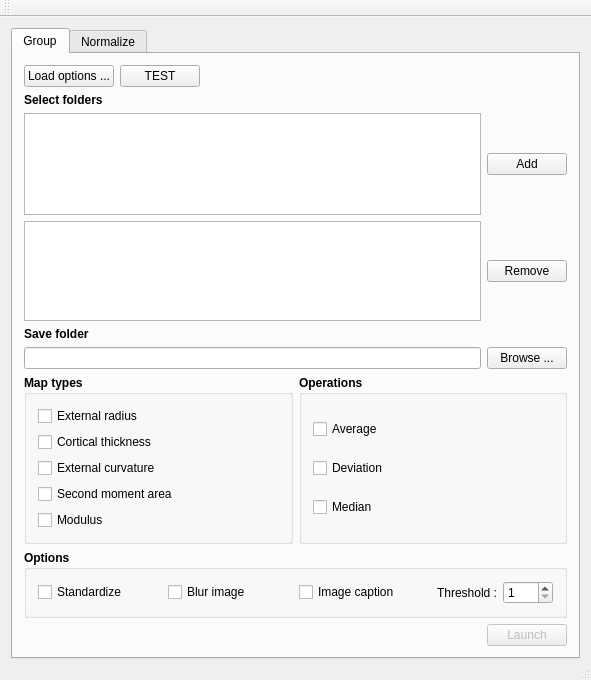
First picture: the form in mainwindow.ui, repository Patobeurre/BoneMerge, before the edit.
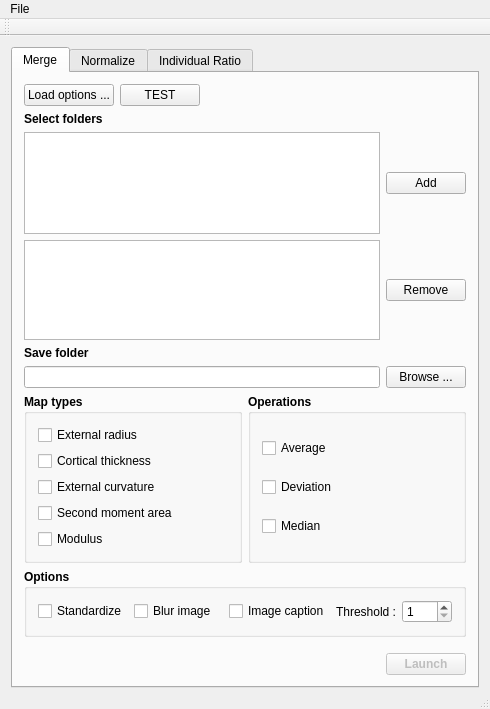
Second picture: the form after the edit. The open tabs and pages were chosen to show the change.

What changed in the file:
```diff
--- a/mainwindow.ui
+++ b/mainwindow.ui
@@ -6,8 +6,8 @@
    <rect>
     <x>0</x>
     <y>0</y>
-    <width>591</width>
-    <height>664</height>
+    <width>490</width>
+    <height>699</height>
    </rect>
   </property>
   <property name="windowTitle">
@@ -22,7 +22,7 @@
       </property>
       <widget class="QWidget" name="tab">
        <attribute name="title">
-        <string>Group</string>
+        <string>Merge</string>
        </attribute>
        <layout class="QVBoxLayout" name="verticalLayout_3">
         <item>
@@ -473,6 +473,22 @@
           </item>
          </layout>
         </item>
+        <item>
+         <spacer name="verticalSpacer_6">
+          <property name="orientation">
+           <enum>Qt::Vertical</enum>
+          </property>
+          <property name="sizeType">
+           <enum>QSizePolicy::Fixed</enum>
+          </property>
+          <property name="sizeHint" stdset="0">
+           <size>
+            <width>20</width>
+            <height>10</height>
+           </size>
+          </property>
+         </spacer>
+        </item>
         <item>
          <layout class="QHBoxLayout" name="horizontalLayout_7">
           <item>
@@ -493,9 +509,34 @@
             <property name="enabled">
              <bool>false</bool>
             </property>
+            <property name="font">
+             <font>
+              <weight>75</weight>
+              <italic>false</italic>
+              <bold>true</bold>
+              <underline>false</underline>
+              <strikeout>false</strikeout>
+              <kerning>true</kerning>
+             </font>
+            </property>
+            <property name="cursor">
+             <cursorShape>ArrowCursor</cursorShape>
+            </property>
             <property name="text">
              <string>Launch</string>
             </property>
+            <property name="autoRepeatDelay">
+             <number>300</number>
+            </property>
+            <property name="autoDefault">
+             <bool>false</bool>
+            </property>
+            <property name="default">
+             <bool>false</bool>
+            </property>
+            <property name="flat">
+             <bool>false</bool>
+            </property>
            </widget>
           </item>
          </layout>
@@ -692,6 +733,11 @@
         </item>
        </layout>
       </widget>
+      <widget class="QWidget" name="tab_ratio">
+       <attribute name="title">
+        <string>Individual Ratio</string>
+       </attribute>
+      </widget>
      </widget>
     </item>
    </layout>
@@ -701,10 +747,19 @@
     <rect>
      <x>0</x>
      <y>0</y>
-     <width>591</width>
+     <width>490</width>
      <height>21</height>
     </rect>
    </property>
+   <widget class="QMenu" name="menuFile">
+    <property name="title">
+     <string>File</string>
+    </property>
+    <addaction name="actionImport_options"/>
+    <addaction name="actionAbout"/>
+    <addaction name="actionQuit_2"/>
+   </widget>
+   <addaction name="menuFile"/>
   </widget>
   <widget class="QToolBar" name="mainToolBar">
    <attribute name="toolBarArea">
```
Left out of the diff: 41 changed lines with no effect on the pictures.
